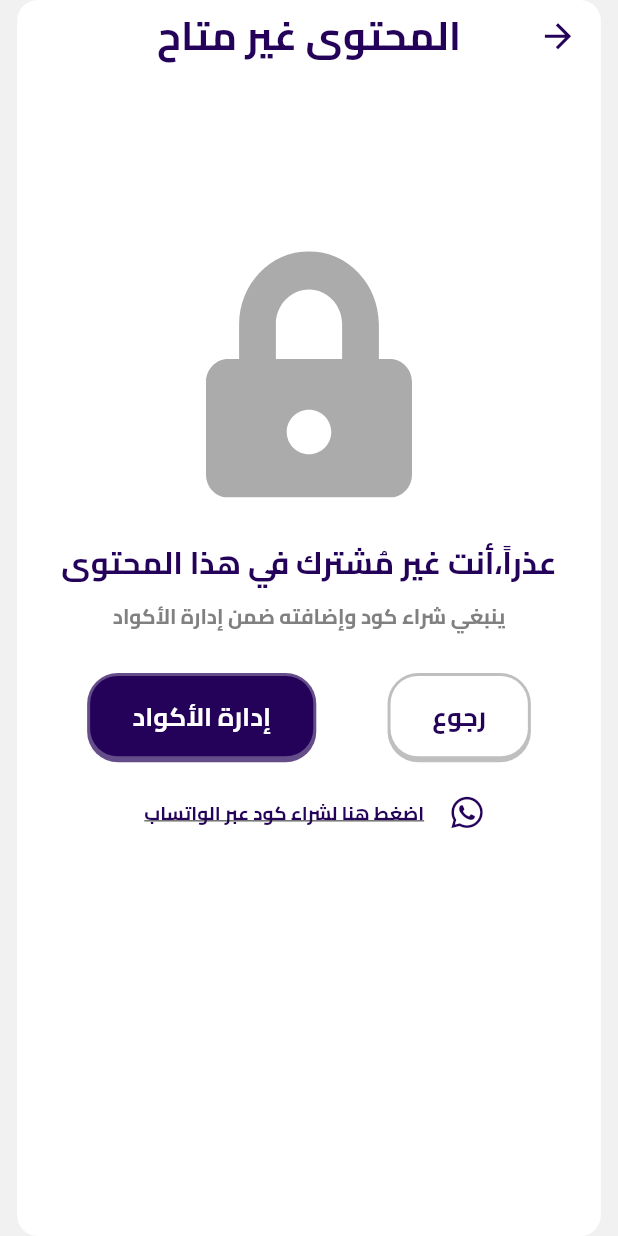
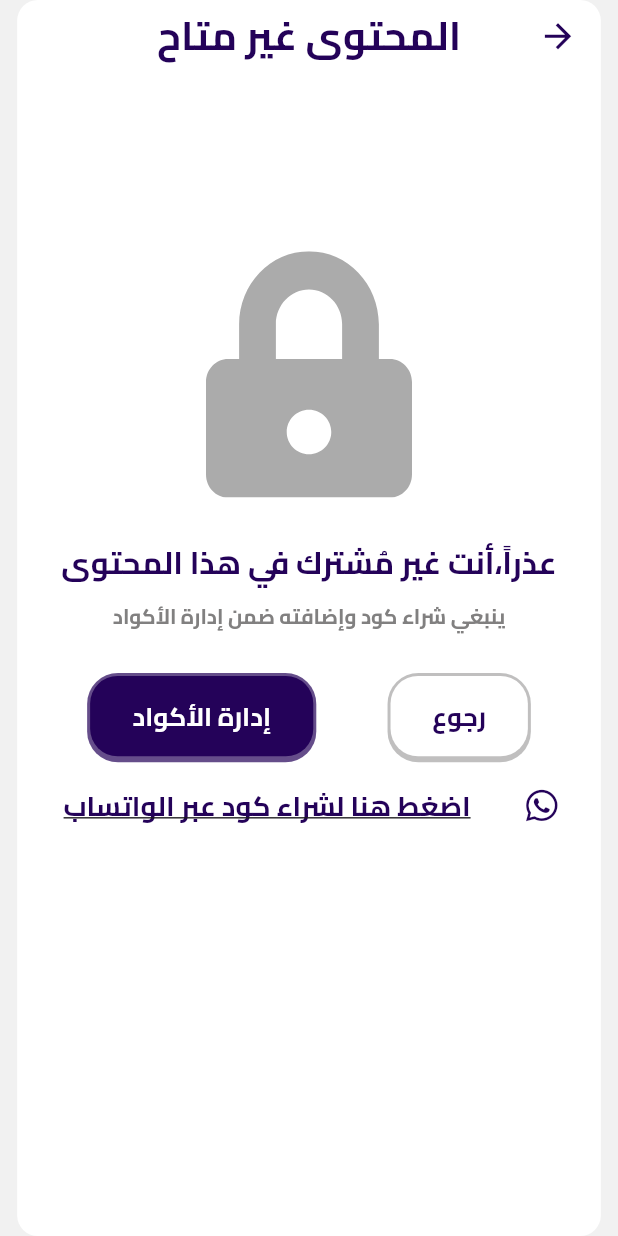
Before and after one commit to lox57-ux/SeenApp, a Flutter app: the NotMemberScreen screen opened by its route, on a phone screen of 412 x 824 dp. Run offline on Flutter 3.47's test engine with Material 3 defaults, Android fonts, the phone set to English and light mode, and no system bars; our stand-ins replace animated_splash_screen, equatable, flutter_cache_manager, flutter_screenutil, flutter_speed_dial, flutter_svg and 11 more; missing offline and left inert: fast_cached_network_image, flutter_langdetect, latext, qr_code_scanner, workmanager; accounts and stored records are empty; statements that could not run were skipped.

Commit message:
seen dont

```diff
--- a/lib/Features/Sections/widgets/NotMemberWidget.dart
+++ b/lib/Features/Sections/widgets/NotMemberWidget.dart
@@ -154,11 +154,14 @@ class NotMemberScreen extends StatelessWidget {
                             ),
                           ),
                           SizedBox(
-                            width: 280.w,
-                            height: 50.w,
+                            // width: 600.w,
+                            // height: 50.w,
                             child: Row(
                               mainAxisAlignment: MainAxisAlignment.center,
                               children: [
+                                SizedBox(
+                                  width: 20.w,
+                                ),
                                 Padding(
                                   padding: const EdgeInsets.all(6.0),
                                   child: FaIcon(
@@ -166,15 +169,21 @@ class NotMemberScreen extends StatelessWidget {
                                     color: Theme.of(context).primaryColor,
                                   ),
                                 ),
-                                TextButton(
+                                Expanded(
+                                  child: TextButton(
+                                    child: SizedBox(
+                                      // width: 300.w,
                                       child: Text(
                                         'اضغط هنا لشراء كود عبر الواتساب',
+                                        maxLines: 2,
+                                        textAlign: TextAlign.center,
                                         style: ownStyle(
                                                 Theme.of(context).primaryColor,
-                                            11.sp)!
+                                                16.sp)!
                                             .copyWith(
                                                 decoration:
                                                     TextDecoration.underline),
+                                      ),
                                     ),
                                     onPressed: () async {
                                       Links? link = await getLink('whatsapp');
@@ -186,6 +195,7 @@ class NotMemberScreen extends StatelessWidget {
                                         }
                                       }
                                     },
+                                  ),
                                 )
                               ],
                             ),
--- a/lib/Features/questions/screens/MathQuestionsScreen.dart
+++ b/lib/Features/questions/screens/MathQuestionsScreen.dart
@@ -768,6 +768,7 @@ class MathQuestionScreen extends StatelessWidget {
                                                                             .mathIndex
                                                                             .value]!
                                                                         .questionContent!,
+                                                                    // '$text{$small M}',
                                                                     textAlign:
                                                                         TextAlign
                                                                             .start,
@@ -775,8 +776,8 @@ class MathQuestionScreen extends StatelessWidget {
                                                                         TextDirection
                                                                             .rtl,
                                                                     style: ownStyle(context.theme.primaryColor, 22.sp)!.copyWith(
-                                                                        height: 2.4
-                                                                            .h,
+                                                                        height:
+                                                                            2.h,
                                                                         fontWeight:
                                                                             FontWeight.w400),
                                                                   ))),
--- a/lib/Features/questions/widgets/QuestionAddition.dart
+++ b/lib/Features/questions/widgets/QuestionAddition.dart
@@ -131,7 +131,7 @@ class QuestionAddition extends StatelessWidget {
                                   _themeController.isDarkMode.value
                                       ? SeenColors.iconColor
                                       : SeenColors.answerText,
-                                  15.sp)!
+                                  18.sp)!
                               .copyWith(
                             fontWeight: FontWeight.w400,
                             height: 1.5,
--- a/lib/core/settings/widget/custom_option.dart
+++ b/lib/core/settings/widget/custom_option.dart
@@ -5,6 +5,7 @@ import 'package:seen/Features/Sections/controller/subjectController/SubjectContr
 import 'package:seen/core/constants/Colors.dart';
 import 'package:seen/core/constants/TextStyles.dart';
 
+import '../../../Features/Sections/model/Data/SubjectDatatSource.dart';
 import '../../../shared/model/DataSource/BackgroundDataSource.dart';
 import '../../../Features/Sections/controller/subjectController/CustomOptionController.dart';
 import '../../../Features/questions/model/data/QuestionsDataSource.dart';
@@ -89,6 +90,8 @@ class CustomOption extends StatelessWidget {
                                         color: Colors.white,
                                         onPressed: () async {
                                           InvokeWaitingDialog(context);
+                                          await SubjectDataSource.instance
+                                              .get_AllSub_Subjects();
                                           await QuestionDataSource.instance
                                               .getAllUserQuestionsForSubject(
                                                   id);
@@ -104,6 +107,9 @@ class CustomOption extends StatelessWidget {
                                         color: Colors.white,
                                         onPressed: () async {
                                           InvokeWaitingDialog(context);
+
+                                          await SubjectDataSource.instance
+                                              .get_AllSub_Subjects();
                                           await QuestionDataSource.instance
                                               .getAllUserQuestionsForSubject(
                                                   id);
```
Also changed, not shown: lib/Features/questions/widgets/QuestionWidget.dart (+26 -27 lines), lib/main.dart (+32 -1 lines). Lines whose indentation alone changed are shown as unchanged.
